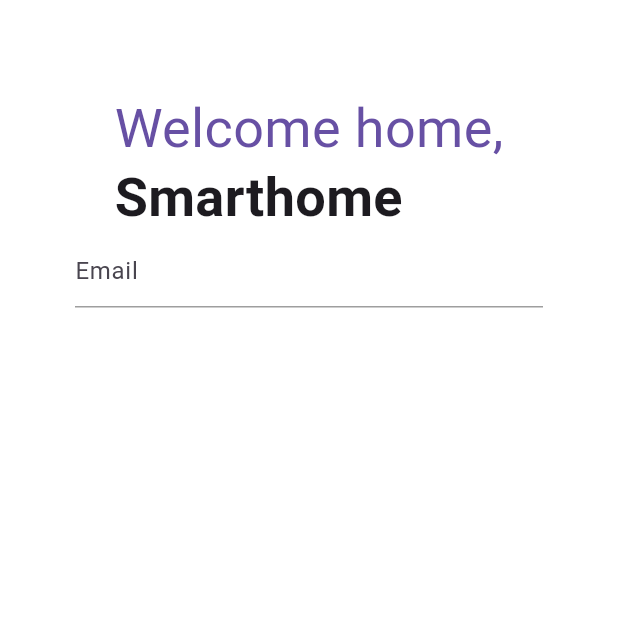
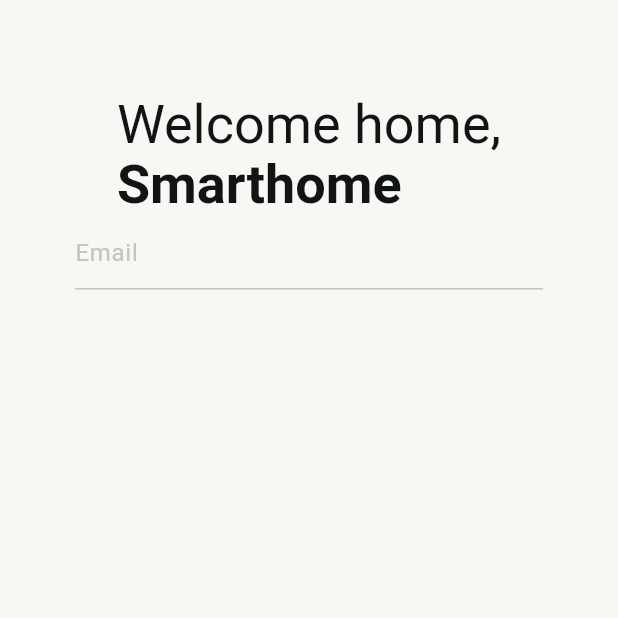
Before and after one commit to muxonn/smarthome-koiot, a Flutter app: the screen it shows after launch, on a phone screen of 412 x 824 dp, the top half of it. Run offline on Flutter 3.47's test engine with Material 3 defaults, Android fonts, the phone set to English and light mode, and no system bars.

Commit message:
Add input decoration theme and text theme

```diff
--- a/lib/main.dart
+++ b/lib/main.dart
@@ -1,5 +1,4 @@
 import 'package:flutter/material.dart';
-import 'package:smarthome_koiot/presentation/pages/home_page.dart';
 import 'package:smarthome_koiot/presentation/pages/login_page.dart';
 import 'package:smarthome_koiot/presentation/utils/theme.dart';
 
--- a/lib/presentation/pages/login_page.dart
+++ b/lib/presentation/pages/login_page.dart
@@ -18,28 +18,19 @@ class LoginPage extends StatelessWidget {
               children: [
                 Text(
                   "Welcome home,",
-                  style: TextStyle(
-                      fontSize: 36,
-                      color: Theme.of(context).colorScheme.primary),
+                  style: Theme.of(context).textTheme.headlineLarge,
                 ),
                 Text(
                   "Smarthome",
-                  style: TextStyle(fontSize: 36, fontWeight: FontWeight.bold),
+                  style: Theme.of(context)
+                      .textTheme
+                      .headlineLarge!
+                      .copyWith(fontWeight: FontWeight.bold),
                 ),
               ],
             ),
             TextFormField(
-              decoration: const InputDecoration(
-                hintText: "Email",
-                focusColor: Colors.red,
-                enabledBorder: UnderlineInputBorder(
-                  borderSide: BorderSide(color: Colors.grey),
-                ),
-                focusedBorder: UnderlineInputBorder(
-                  borderSide: BorderSide(color: Colors.black),
-                ),
-              ),
-              cursorColor: Colors.black,
+              decoration: const InputDecoration(hintText: "Email"),
             ),
           ],
         ),
--- a/lib/presentation/utils/colors.dart
+++ b/lib/presentation/utils/colors.dart
@@ -0,0 +1,9 @@
+import 'package:flutter/material.dart';
+
+class SHColors {
+  static Color orange = const Color(0xffEE8640);
+  static Color white = const Color(0xffF8F7F4);
+  static Color black = const Color(0xff101415);
+  static Color lightGrey = const Color(0xffC4C4C4);
+  static Color darkGrey = const Color(0xff7E7F83);
+}
--- /dev/null
+++ b/lib/presentation/utils/input_decoration_theme.dart
@@ -0,0 +1,13 @@
+import 'package:flutter/material.dart';
+import 'package:smarthome_koiot/presentation/utils/colors.dart';
+
+class SHInputDecorationTheme {
+  static InputDecorationTheme lightInputDecorationTheme = InputDecorationTheme(
+      enabledBorder: UnderlineInputBorder(
+        borderSide: BorderSide(color: SHColors.lightGrey),
+      ),
+      focusedBorder: UnderlineInputBorder(
+        borderSide: BorderSide(color: SHColors.black),
+      ),
+      hintStyle: TextStyle(color: SHColors.lightGrey));
+}
--- /dev/null
+++ b/lib/presentation/utils/text_theme.dart
@@ -0,0 +1,8 @@
+import 'package:flutter/material.dart';
+import 'package:smarthome_koiot/presentation/utils/colors.dart';
+
+class SHTextTheme {
+  static TextTheme lightTextTheme = TextTheme(
+    headlineLarge: TextStyle(fontSize: 36, color: SHColors.black),
+  );
+}
--- a/lib/presentation/utils/theme.dart
+++ b/lib/presentation/utils/theme.dart
@@ -1,9 +1,16 @@
 import 'package:flutter/material.dart';
+import 'package:smarthome_koiot/presentation/utils/colors.dart';
+import 'package:smarthome_koiot/presentation/utils/input_decoration_theme.dart';
+import 'package:smarthome_koiot/presentation/utils/text_theme.dart';
 
 class SHAppTheme {
   static ThemeData lightTheme = ThemeData(
-    useMaterial3: true,
-    scaffoldBackgroundColor: Colors.white,
-  );
+      useMaterial3: true,
+      fontFamily: 'Roboto',
+      scaffoldBackgroundColor: SHColors.white,
+      textTheme: SHTextTheme.lightTextTheme,
+      inputDecorationTheme: SHInputDecorationTheme.lightInputDecorationTheme,
+      primaryColor: SHColors.black,
+      textSelectionTheme: TextSelectionThemeData(cursorColor: SHColors.black));
   static ThemeData darkTheme = ThemeData();
 }
```
